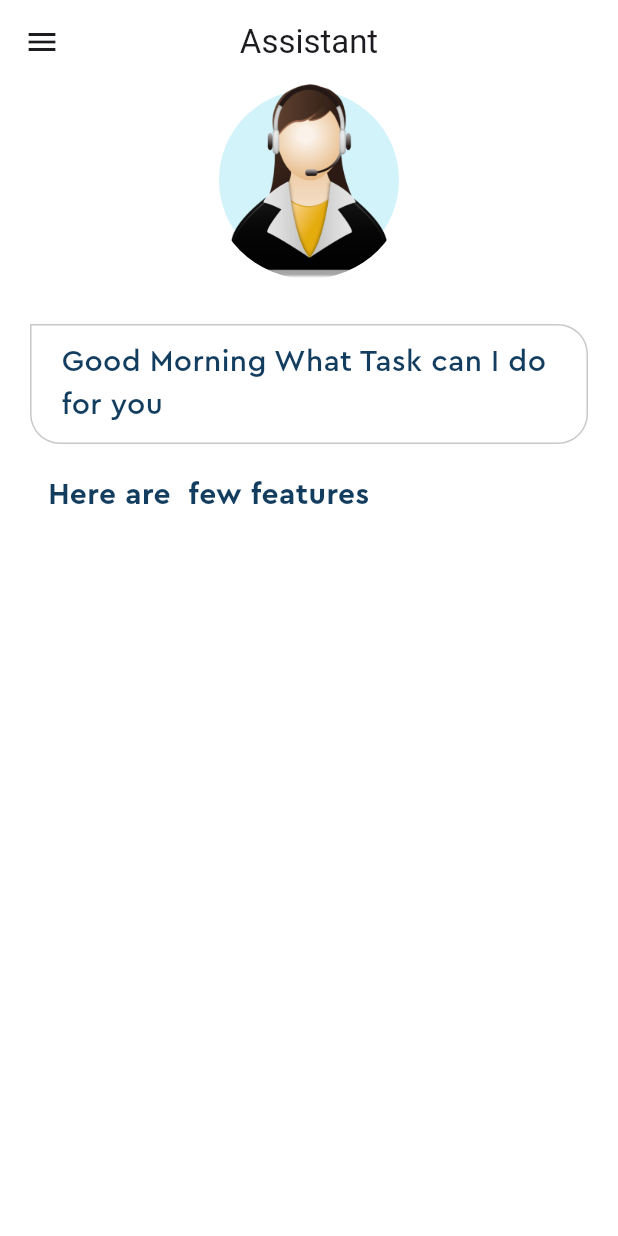
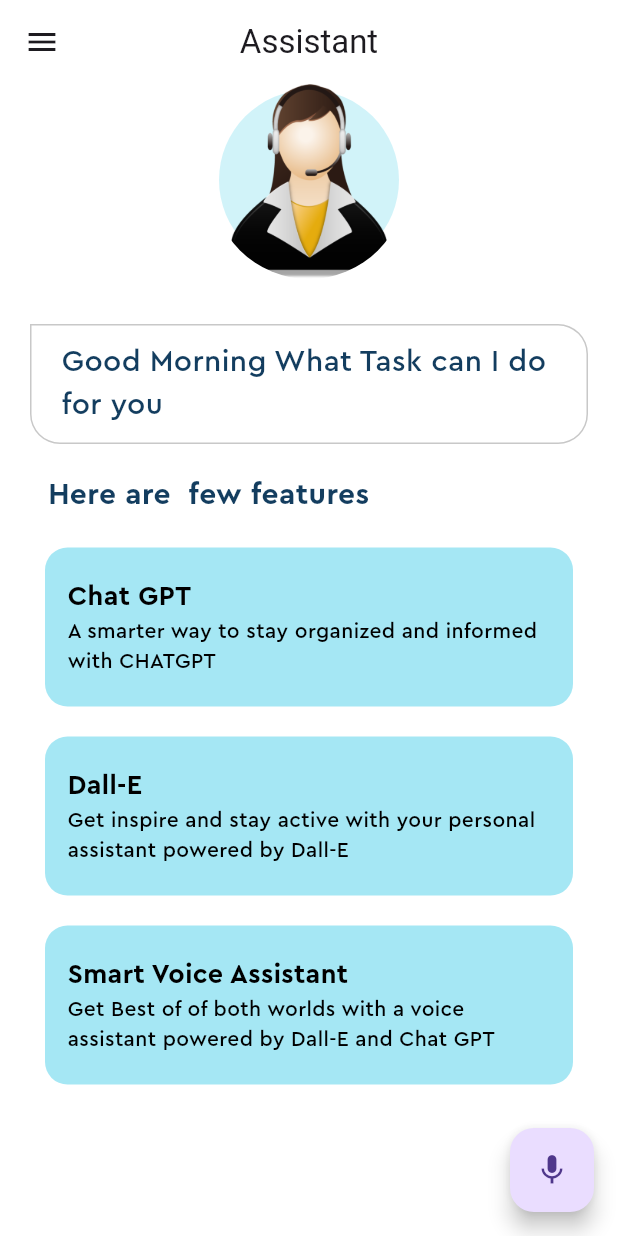
Before and after one commit to SAMIULLAH-KALHORO-DEV/voice_assistant_app, a Flutter app: the screen it shows after launch, on a phone screen of 412 x 824 dp. Run offline on Flutter 3.47's test engine with Material 2 defaults, Android fonts, the light colour scheme and no system bars.

Commit message:
working on it

```diff
--- /dev/null
+++ b/lib/feature_box.dart
@@ -0,0 +1,51 @@
+import 'package:flutter/material.dart';
+import 'package:voice_assistant_app/pallete.dart';
+
+class FeatureBox extends StatelessWidget {
+  final Color color;
+  final String headerText;
+  final String discriptionText;
+  const FeatureBox(
+      {super.key,
+      required this.color,
+      required this.headerText,
+      required this.discriptionText});
+
+  @override
+  Widget build(BuildContext context) {
+    return Container(
+      margin: const EdgeInsets.symmetric(horizontal: 30, vertical: 10),
+      decoration: BoxDecoration(
+        color: color,
+        borderRadius: BorderRadius.circular(15),
+      ),
+      child: Padding(
+        padding: const EdgeInsets.symmetric(vertical: 20.0).copyWith(left: 15),
+        child: Column(children: [
+          Align(
+            alignment: Alignment.centerLeft,
+            child: Text(
+              headerText,
+              style: const TextStyle(
+                fontFamily: 'Cera Pro',
+                color: Pallete.blackColor,
+                fontWeight: FontWeight.bold,
+                fontSize: 18,
+              ),
+            ),
+          ),
+          Padding(
+            padding: const EdgeInsets.only(right: 20.0),
+            child: Text(
+              discriptionText,
+              style: const TextStyle(
+                fontFamily: 'Cera Pro',
+                color: Pallete.blackColor,
+              ),
+            ),
+          ),
+        ]),
+      ),
+    );
+  }
+}
--- a/lib/home_page.dart
+++ b/lib/home_page.dart
@@ -1,5 +1,7 @@
 import 'package:flutter/material.dart';
 import 'package:voice_assistant_app/pallete.dart';
+
+import 'feature_box.dart';
 
 class HomPage extends StatefulWidget {
   const HomPage({super.key});
@@ -72,8 +74,29 @@
           ),
         ),
         // feature list
-
+        const FeatureBox(
+          color: Pallete.firstSuggestionBoxColor,
+          headerText: "Chat GPT",
+          discriptionText:
+              "A smarter way to stay organized and informed with CHATGPT",
+        ),
+        const FeatureBox(
+          color: Pallete.firstSuggestionBoxColor,
+          headerText: "Dall-E",
+          discriptionText:
+              "Get inspire and stay active with your personal assistant powered by Dall-E",
+        ),
+        const FeatureBox(
+          color: Pallete.firstSuggestionBoxColor,
+          headerText: "Smart Voice Assistant ",
+          discriptionText:
+              "Get Best of of both worlds with a voice assistant powered by Dall-E and Chat GPT",
+        ),
       ]),
+      floatingActionButton: FloatingActionButton(
+        onPressed: () {},
+        child: const Icon(Icons.mic),
+      ),
     );
   }
 }
```
Also changed, not shown: lib/pallete.dart (+0 -12 lines).
